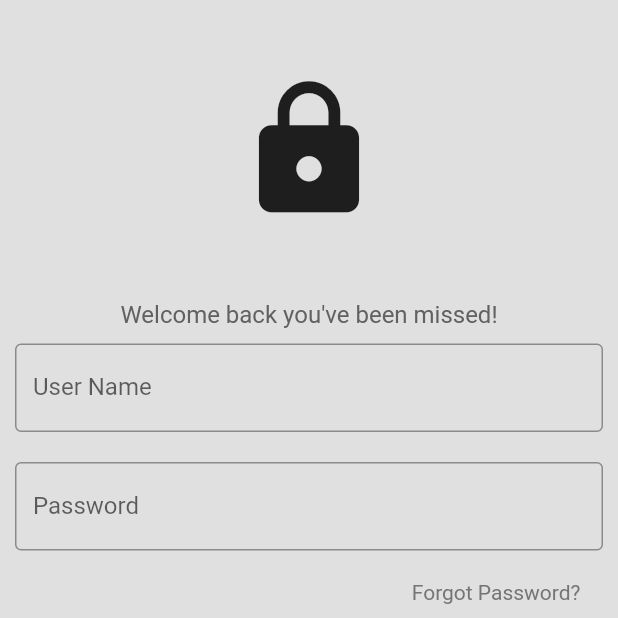
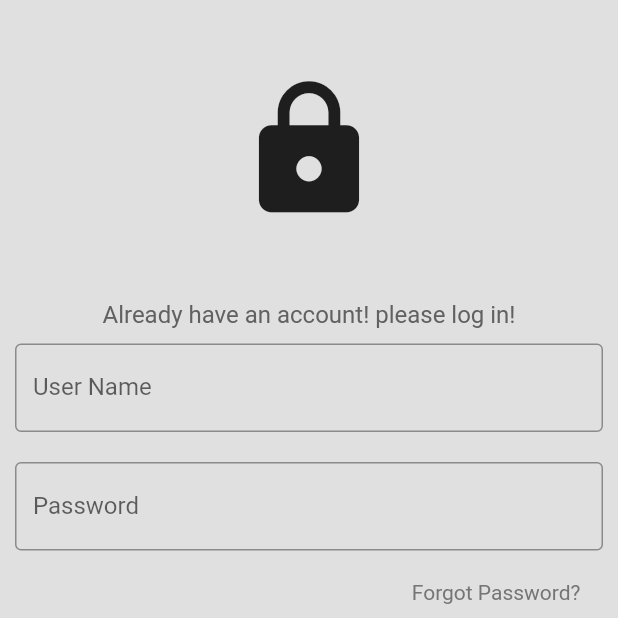
Before and after one commit to Catacity/HeadacheTracker, a Flutter app: the login_page screen opened directly, on a phone screen of 412 x 824 dp, the top half of it. Run offline on Flutter 3.47's test engine with Material 2 defaults, Android fonts, the light colour scheme and no system bars; our stand-ins replace image_picker.

Commit message:
Update login_page.dart

```diff
--- a/lib/pages/login_page.dart
+++ b/lib/pages/login_page.dart
@@ -33,9 +33,9 @@ import 'package:fluttertest/components/square_tile.dart';
               ), //icon
 
               SizedBox(height: 50),
-              // welcome back, you've been missed!
+              // Already have an account! please log in!
               Text(
-                'Welcome back you\'ve been missed!',
+                'Already have an account! please log in!',
                 style: TextStyle(
                   color: Colors.grey[700],
                   fontSize: 16,
```
